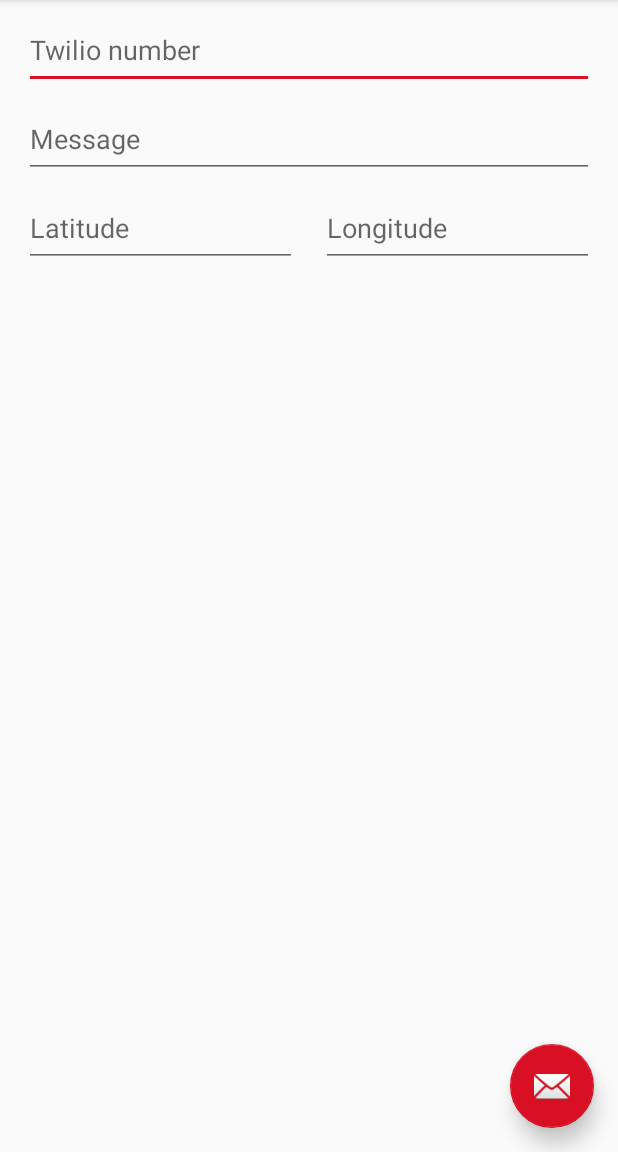
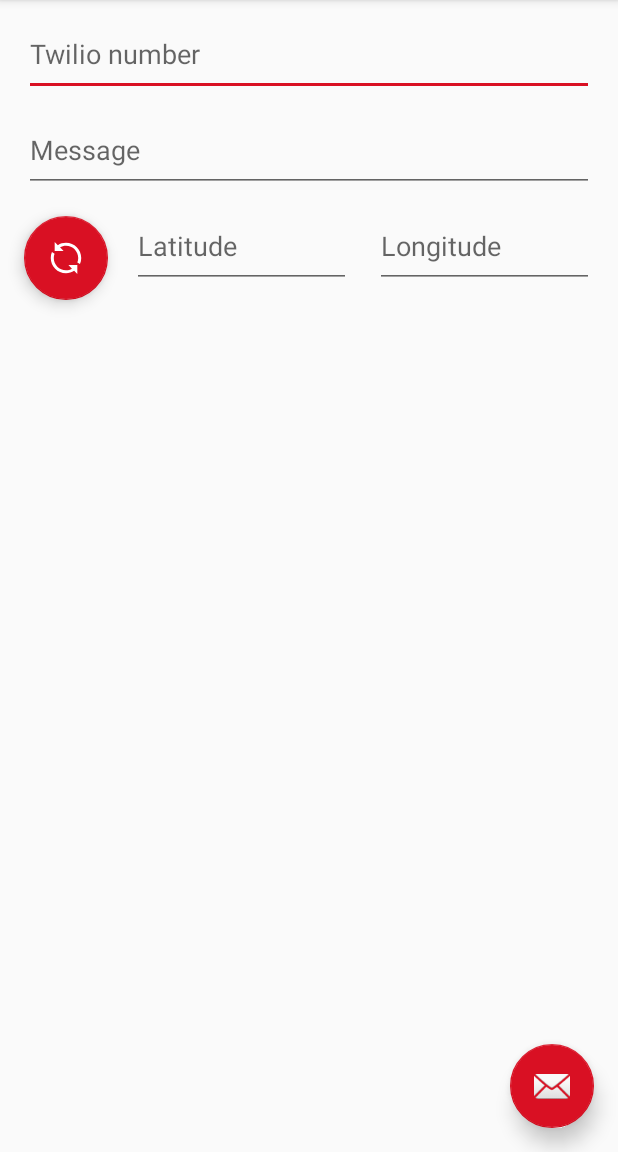
Before and after one commit to BigTrekker/the-big-trekker, an Android app: the screen it shows after launch (MainActivity), on a phone screen of 412 x 824 dp, the part 84-1236 px from its top. Run offline under Robolectric (Android 15) with nearby library versions, the phone set to English and light mode, and no system bars.

Commit message:
#2 is done + #5 is a work in progress

```diff
--- a/android/app/src/main/java/com/bigtrekker/thebigtrekker/MainActivity.java
+++ b/android/app/src/main/java/com/bigtrekker/thebigtrekker/MainActivity.java
@@ -1,97 +1,84 @@
 package com.bigtrekker.thebigtrekker;
 
-import android.Manifest;
-import android.app.AlertDialog;
-import android.content.DialogInterface;
-import android.content.pm.PackageManager;
-import android.graphics.drawable.Drawable;
 import android.location.Location;
 import android.os.Bundle;
-import android.support.design.widget.BaseTransientBottomBar;
-import android.support.design.widget.FloatingActionButton;
-import android.support.design.widget.Snackbar;
-import android.support.v4.app.ActivityCompat;
-import android.support.v4.content.ContextCompat;
-import android.support.v7.app.AppCompatActivity;
-import android.support.v7.widget.Toolbar;
+
+import com.bigtrekker.thebigtrekker.services.LocationService;
+import com.bigtrekker.thebigtrekker.services.PermissionService;
+import com.google.android.material.snackbar.BaseTransientBottomBar;
+import com.google.android.material.floatingactionbutton.FloatingActionButton;
+import com.google.android.material.snackbar.Snackbar;
+import androidx.appcompat.app.AppCompatActivity;
+import androidx.appcompat.widget.Toolbar;
+
 import android.telephony.SmsManager;
 import android.view.View;
-import android.widget.AdapterView;
-import android.widget.ArrayAdapter;
 import android.widget.EditText;
-import android.widget.ImageView;
-import android.widget.Spinner;
 import android.widget.Toast;
 
-import com.google.android.gms.location.FusedLocationProviderClient;
-import com.google.android.gms.location.LocationServices;
 import com.google.android.gms.tasks.OnSuccessListener;
-
-import java.util.ArrayList;
-import java.util.List;
 
 public class MainActivity extends AppCompatActivity {
     private String TAG = MainActivity.class.getName();
 
-    private static final int PERMISSION_CODE = 1;
-    private static final String SMS_PERMISSION = Manifest.permission.SEND_SMS;
-    private static final String READ_PHONE_STATE_PERMISSION = Manifest.permission.READ_PHONE_STATE;
-    private static final String LOCATION_PERMISSION = Manifest.permission.ACCESS_COARSE_LOCATION;
+    private PermissionService mPermissionService;
+    private LocationService mLocationService;
 
     private SmsManager mSmsManager;
-    private FusedLocationProviderClient mFusedLocationClient;
 
     private EditText mMessageInput;
-    private double mLatitude;
-    private double mLongitude;
+
+    private EditText mLatitudeInput;
+    private EditText mLongitudeInput;
+    private void updateLatLong(double latitude, double longitude) {
+        mLatitudeInput.setText(String.format("%.4f", latitude));
+        mLongitudeInput.setText(String.format("%.4f", longitude));
+    }
+
+    private String getSMSContent(String latitude, String longitude, String message) {
+        String toSend = "";
+        toSend += latitude + "," + longitude;
+        toSend += " - sunny";
+        toSend += " - eat";
+        toSend += " - " + message;
+        return toSend;
+    }
 
     @Override
     protected void onCreate(Bundle savedInstanceState) {
         super.onCreate(savedInstanceState);
         setContentView(R.layout.activity_main);
 
-        Toolbar toolbar = (Toolbar) findViewById(R.id.toolbar);
+        mPermissionService = new PermissionService(this);
+        mLocationService = new LocationService(this, mPermissionService);
+
+        Toolbar toolbar = findViewById(R.id.toolbar);
         toolbar.setLogo(R.drawable.ic_action_name);
         setSupportActionBar(toolbar);
 
-        mMessageInput = (EditText) findViewById(R.id.message);
+        mMessageInput = findViewById(R.id.message);
 
-        if (!hasPermissions()) {
-            requestPermissions();
+        mLatitudeInput = findViewById(R.id.latitude);
+        mLongitudeInput = findViewById(R.id.longitude);
+
+        if (!mPermissionService.hasPermissions()) {
+            mPermissionService.requestPermissions();
         } else {
             setUpListeners();
         }
     }
 
     private void setUpListeners() {
-        if (ContextCompat.checkSelfPermission(this, READ_PHONE_STATE_PERMISSION) ==
-                PackageManager.PERMISSION_GRANTED) {
-            mFusedLocationClient = LocationServices.getFusedLocationProviderClient(this);
-            mFusedLocationClient.getLastLocation()
-            .addOnSuccessListener(this, new OnSuccessListener<Location>() {
-                @Override
-                public void onSuccess(Location location) {
-                    // Got last known location. In some rare situations this can be null.
-                    if (location != null) {
-                        mLatitude = location.getLatitude();
-                        mLongitude = location.getLongitude();
-                    }
-                }
-            });
-        }
-
         mSmsManager = SmsManager.getDefault();
 
-        FloatingActionButton fab = (FloatingActionButton) findViewById(R.id.fab);
-        fab.setOnClickListener(new View.OnClickListener() {
+        FloatingActionButton fabSend = findViewById(R.id.fab);
+        fabSend.setOnClickListener(new View.OnClickListener() {
             @Override
             public void onClick(View view) {
                 Snackbar.make(view, "Message sent", Snackbar.LENGTH_LONG)
                         .setAction("UNDO", new View.OnClickListener() {
                             @Override
-                            public void onClick(View view) {
-                                // DO NOTHING
-                            }
+                            public void onClick(View view) { /* DO NOTHING */ }
                         })
                         .addCallback(new BaseTransientBottomBar.BaseCallback<Snackbar>() {
                             @Override
@@ -99,11 +86,11 @@ public class MainActivity extends AppCompatActivity {
                                 super.onDismissed(transientBottomBar, event);
 
                                 if (event == Snackbar.Callback.DISMISS_EVENT_TIMEOUT) {
-                                    String toSend = "";
-                                    toSend += mLatitude + "," + mLongitude;
-                                    toSend += " - sunny";
-                                    toSend += " - eat";
-                                    toSend += " - " + mMessageInput.getText().toString().replaceAll(" - ", " ");
+                                    String toSend = getSMSContent(
+                                        mLatitudeInput.getText().toString(),
+                                        mLongitudeInput.getText().toString(),
+                                        mMessageInput.getText().toString().replaceAll(" - ", " ")
+                                    );
                                     Toast.makeText(MainActivity.this, toSend, Toast.LENGTH_LONG).show();
                                     mSmsManager.sendTextMessage("YOUR_PHONE_NUMBER", null, toSend, null, null);
                                 }
@@ -111,57 +98,33 @@ public class MainActivity extends AppCompatActivity {
                         }).show();
             }
         });
+        FloatingActionButton fabRefreshLocation = findViewById(R.id.refresh_location);
+        fabRefreshLocation.setOnClickListener(new View.OnClickListener() {
+            @Override
+            public void onClick(View v) {
+                mLocationService.getLocation(new OnSuccessListener<Location>() {
+                    @Override
+                    public void onSuccess(Location location) {
+                        Toast.makeText(MainActivity.this, "Location retrieved successfully", Toast.LENGTH_LONG).show();
+                        // Got last known location. In some rare situations this can be null.
+                        if (location != null) {
+                            updateLatLong(location.getLatitude(), location.getLongitude());
+                        }
+                    }
+
+                });
+            }
+        });
     }
 
     @Override
     public void onRequestPermissionsResult(int requestCode, String[] permissions,
                                            int[] grantResults) {
-        if (hasPermissions()) {
+        if (mPermissionService.hasPermissions()) {
             setUpListeners();
         } else {
             Toast.makeText(this, "This feature requires camera and storage permission",
                     Toast.LENGTH_LONG).show();
         }
     }
-
-    /**
-     * Check to see that we have the necessary permissions for this app.
-     */
-    private boolean hasPermissions() {
-        return ContextCompat.checkSelfPermission(this, SMS_PERMISSION) ==
-                PackageManager.PERMISSION_GRANTED
-                && ContextCompat.checkSelfPermission(this, READ_PHONE_STATE_PERMISSION) ==
-                PackageManager.PERMISSION_GRANTED
-                && ContextCompat.checkSelfPermission(this, LOCATION_PERMISSION) ==
-                PackageManager.PERMISSION_GRANTED;
-    }
-
-    private void requestPermissions() {
-        if (ActivityCompat.shouldShowRequestPermissionRationale(this, SMS_PERMISSION)
-                || ActivityCompat.shouldShowRequestPermissionRationale(this, READ_PHONE_STATE_PERMISSION)
-                || ActivityCompat.shouldShowRequestPermissionRationale(this, LOCATION_PERMISSION)) {
-            showRequestPermissionRationale();
-        } else {
-            ActivityCompat.requestPermissions(this, new String[]{SMS_PERMISSION, READ_PHONE_STATE_PERMISSION, LOCATION_PERMISSION},
-                    PERMISSION_CODE);
-        }
-    }
-
-    /**
-     * If the user has declined the permission before, we have to explain that the app needs this
-     * permission.
-     */
-    private void showRequestPermissionRationale() {
-        final AlertDialog dialog = new AlertDialog.Builder(getApplicationContext())
-                .setMessage("This feature requires sms sending permission")
-                .setPositiveButton("Ok", new DialogInterface.OnClickListener() {
-                    @Override
-                    public void onClick(DialogInterface dialogInterface, int i) {
-                        ActivityCompat.requestPermissions(MainActivity.this,
-                                new String[]{SMS_PERMISSION, READ_PHONE_STATE_PERMISSION, LOCATION_PERMISSION}, PERMISSION_CODE);
-                    }
-                })
-                .create();
-        dialog.show();
-    }
 }
--- /dev/null
+++ b/android/app/src/main/java/com/bigtrekker/thebigtrekker/services/LocationService.java
@@ -0,0 +1,30 @@
+package com.bigtrekker.thebigtrekker.services;
+
+import android.annotation.SuppressLint;
+import android.app.Activity;
+import android.location.Location;
+
+import com.google.android.gms.location.FusedLocationProviderClient;
+import com.google.android.gms.location.LocationServices;
+import com.google.android.gms.tasks.OnSuccessListener;
+
+public class LocationService {
+
+    private Activity activity;
+    private PermissionService permissionService;
+    private FusedLocationProviderClient mFusedLocationClient;
+
+    public LocationService(Activity activity, PermissionService permissionService) {
+        this.activity = activity;
+        this.permissionService = permissionService;
+        mFusedLocationClient = LocationServices.getFusedLocationProviderClient(activity);
+    }
+
+    @SuppressLint("MissingPermission")
+    public void getLocation(OnSuccessListener<Location> listener) {
+        if(permissionService.hasPermissions()) {
+            mFusedLocationClient.getLastLocation()
+                    .addOnSuccessListener(activity, listener);
+        }
+    }
+}
--- /dev/null
+++ b/android/app/src/main/java/com/bigtrekker/thebigtrekker/services/PermissionService.java
@@ -0,0 +1,63 @@
+package com.bigtrekker.thebigtrekker.services;
+
+import android.Manifest;
+import android.app.Activity;
+import android.app.AlertDialog;
+import android.content.DialogInterface;
+import android.content.pm.PackageManager;
+
+import androidx.core.app.ActivityCompat;
+import androidx.core.content.ContextCompat;
+
+public class PermissionService {
+    private static final int PERMISSION_CODE = 1;
+    private static final String SMS_PERMISSION = Manifest.permission.SEND_SMS;
+    private static final String READ_PHONE_STATE_PERMISSION = Manifest.permission.READ_PHONE_STATE;
+    private static final String LOCATION_PERMISSION = Manifest.permission.ACCESS_COARSE_LOCATION;
+
+    private Activity activity;
+    public PermissionService(Activity activity) {
+        this.activity = activity;
+    }
+
+    /**
+     * Check to see that we have the necessary permissions for this app.
+     */
+    public boolean hasPermissions() {
+        return ContextCompat.checkSelfPermission(activity, SMS_PERMISSION) ==
+                PackageManager.PERMISSION_GRANTED
+                && ContextCompat.checkSelfPermission(activity, READ_PHONE_STATE_PERMISSION) ==
+                PackageManager.PERMISSION_GRANTED
+                && ContextCompat.checkSelfPermission(activity, LOCATION_PERMISSION) ==
+                PackageManager.PERMISSION_GRANTED;
+    }
+
+    public void requestPermissions() {
+        if (ActivityCompat.shouldShowRequestPermissionRationale(activity, SMS_PERMISSION)
+                || ActivityCompat.shouldShowRequestPermissionRationale(activity, READ_PHONE_STATE_PERMISSION)
+                || ActivityCompat.shouldShowRequestPermissionRationale(activity, LOCATION_PERMISSION)) {
+            showRequestPermissionRationale();
+        } else {
+            ActivityCompat.requestPermissions(activity, new String[]{SMS_PERMISSION, READ_PHONE_STATE_PERMISSION, LOCATION_PERMISSION},
+                    PERMISSION_CODE);
+        }
+    }
+
+    /**
+     * If the user has declined the permission before, we have to explain that the app needs this
+     * permission.
+     */
+    private void showRequestPermissionRationale() {
+        final AlertDialog dialog = new AlertDialog.Builder(activity.getApplicationContext())
+                .setMessage("This feature requires sms sending permission")
+                .setPositiveButton("Ok", new DialogInterface.OnClickListener() {
+                    @Override
+                    public void onClick(DialogInterface dialogInterface, int i) {
+                        ActivityCompat.requestPermissions(activity,
+                                new String[]{SMS_PERMISSION, READ_PHONE_STATE_PERMISSION, LOCATION_PERMISSION}, PERMISSION_CODE);
+                    }
+                })
+                .create();
+        dialog.show();
+    }
+}
--- /dev/null
+++ b/android/app/src/main/res/drawable/refresh.xml
@@ -0,0 +1,11 @@
+<?xml version="1.0"?>
+<vector xmlns:android="http://schemas.android.com/apk/res/android"
+    android:height="64dp"
+    android:width="64dp"
+    android:viewportWidth="65.0"
+    android:viewportHeight="65.0">
+	<group>
+		<path android:fillColor="#fff" android:pathData="m32.5 4.999c-5.405 0-10.444 1.577-14.699 4.282l-5.75-5.75v16.11h16.11l-6.395-6.395c3.18-1.787 6.834-2.82 10.734-2.82 12.171 0 22.073 9.902 22.073 22.074 0 2.899-0.577 5.664-1.599 8.202l4.738 2.762c1.47-3.363 2.288-7.068 2.288-10.964 0-15.164-12.337-27.501-27.5-27.501z" />
+		<path android:fillColor="#fff" android:pathData="m43.227 51.746c-3.179 1.786-6.826 2.827-10.726 2.827-12.171 0-22.073-9.902-22.073-22.073 0-2.739 0.524-5.35 1.439-7.771l-4.731-2.851c-1.375 3.271-2.136 6.858-2.136 10.622 0 15.164 12.336 27.5 27.5 27.5 5.406 0 10.434-1.584 14.691-4.289l5.758 5.759v-16.112h-16.111l6.389 6.388z" />
+	</group>
+</vector>
--- a/android/app/src/main/res/layout/activity_main.xml
+++ b/android/app/src/main/res/layout/activity_main.xml
@@ -1,28 +1,28 @@
 <?xml version="1.0" encoding="utf-8"?>
-<android.support.design.widget.CoordinatorLayout xmlns:android="http://schemas.android.com/apk/res/android"
+<androidx.coordinatorlayout.widget.CoordinatorLayout xmlns:android="http://schemas.android.com/apk/res/android"
     xmlns:app="http://schemas.android.com/apk/res-auto"
     xmlns:tools="http://schemas.android.com/tools"
     android:layout_width="match_parent"
     android:layout_height="match_parent"
-    tools:context="com.perou.quentin.thebigtrekker.MainActivity">
+    tools:context="com.bigtrekker.thebigtrekker.MainActivity">
 
-    <android.support.design.widget.AppBarLayout
+    <com.google.android.material.appbar.AppBarLayout
         android:layout_width="match_parent"
         android:layout_height="wrap_content"
         android:theme="@style/AppTheme.AppBarOverlay">
 
-        <android.support.v7.widget.Toolbar
+        <androidx.appcompat.widget.Toolbar
             android:id="@+id/toolbar"
             android:layout_width="match_parent"
             android:layout_height="?attr/actionBarSize"
             android:background="@color/red"
             app:popupTheme="@style/AppTheme.PopupOverlay" />
 
-    </android.support.design.widget.AppBarLayout>
+    </com.google.android.material.appbar.AppBarLayout>
 
     <include layout="@layout/content_main" />
 
-    <android.support.design.widget.FloatingActionButton
+    <com.google.android.material.floatingactionbutton.FloatingActionButton
         android:id="@+id/fab"
         android:layout_width="wrap_content"
         android:layout_height="wrap_content"
@@ -32,4 +32,4 @@
         app:fabSize="normal"
         app:srcCompat="@android:drawable/ic_dialog_email" />
 
-</android.support.design.widget.CoordinatorLayout>
+</androidx.coordinatorlayout.widget.CoordinatorLayout>
--- a/android/app/src/main/res/layout/content_main.xml
+++ b/android/app/src/main/res/layout/content_main.xml
@@ -1,5 +1,5 @@
 <?xml version="1.0" encoding="utf-8"?>
-<android.support.constraint.ConstraintLayout xmlns:android="http://schemas.android.com/apk/res/android"
+<androidx.constraintlayout.widget.ConstraintLayout xmlns:android="http://schemas.android.com/apk/res/android"
     xmlns:app="http://schemas.android.com/apk/res-auto"
     xmlns:tools="http://schemas.android.com/tools"
     android:layout_width="match_parent"
@@ -11,10 +11,8 @@
     <EditText
         android:id="@+id/phone_number"
         android:layout_width="0dp"
-        android:layout_height="51dp"
+        android:layout_height="56dp"
         android:layout_marginEnd="16dp"
-        android:layout_marginLeft="16dp"
-        android:layout_marginRight="16dp"
         android:layout_marginStart="16dp"
         android:layout_marginTop="8dp"
         android:ems="10"
@@ -28,7 +26,7 @@
     <EditText
         android:id="@+id/message"
         android:layout_width="0dp"
-        android:layout_height="51dp"
+        android:layout_height="56dp"
         android:layout_marginLeft="16dp"
         android:layout_marginTop="8dp"
         android:layout_marginRight="16dp"
@@ -40,34 +38,47 @@
         app:layout_constraintRight_toRightOf="parent"
         app:layout_constraintTop_toBottomOf="@+id/phone_number" />
 
+    <com.google.android.material.floatingactionbutton.FloatingActionButton
+        android:id="@+id/refresh_location"
+        android:layout_width="56dp"
+        android:layout_height="56dp"
+        android:layout_marginStart="16dp"
+        android:layout_marginTop="8dp"
+        android:layout_marginEnd="8dp"
+        android:layout_margin="@dimen/fab_margin"
+        app:layout_constraintLeft_toLeftOf="parent"
+        app:layout_constraintRight_toLeftOf="@id/latitude"
+        app:layout_constraintTop_toBottomOf="@+id/message"
+        app:fabSize="normal"
+        app:srcCompat="@drawable/refresh" />
+
     <EditText
         android:id="@+id/latitude"
         android:layout_width="0dp"
-        android:layout_height="51dp"
-        android:layout_marginLeft="16dp"
+        android:layout_height="56dp"
         android:layout_marginTop="8dp"
-        android:layout_marginRight="8dp"
+        android:layout_marginEnd="8dp"
         android:ems="10"
         android:hint="@string/latitude"
         android:inputType="numberDecimal"
         app:layout_constraintHorizontal_bias="0.0"
-        app:layout_constraintLeft_toLeftOf="parent"
+        app:layout_constraintLeft_toRightOf="@id/refresh_location"
         app:layout_constraintRight_toLeftOf="@id/longitude"
-        app:layout_constraintTop_toBottomOf="@+id/message" />
+        app:layout_constraintTop_toBottomOf="@id/message" />
 
     <EditText
         android:id="@+id/longitude"
         android:layout_width="0dp"
-        android:layout_height="51dp"
-        android:layout_marginLeft="8dp"
+        android:layout_height="56dp"
+        android:layout_marginStart="8dp"
         android:layout_marginTop="8dp"
-        android:layout_marginRight="16dp"
+        android:layout_marginEnd="16dp"
         android:ems="10"
         android:hint="@string/longitude"
         android:inputType="numberDecimal"
         app:layout_constraintHorizontal_bias="0.0"
         app:layout_constraintLeft_toRightOf="@id/latitude"
         app:layout_constraintRight_toRightOf="parent"
-        app:layout_constraintTop_toBottomOf="@+id/message" />
+        app:layout_constraintTop_toBottomOf="@id/message" />
 
-</android.support.constraint.ConstraintLayout>
+</androidx.constraintlayout.widget.ConstraintLayout>
--- a/android/gradle.properties
+++ b/android/gradle.properties
@@ -9,6 +9,8 @@
 
 # Specifies the JVM arguments used for the daemon process.
 # The setting is particularly useful for tweaking memory settings.
+android.enableJetifier=true
+android.useAndroidX=true
 org.gradle.jvmargs=-Xmx1536m
 
 # When configured, Gradle will run in incubating parallel mode.
```
Also changed, not shown: android/app/build.gradle (+8 -5 lines), 2 other files.
